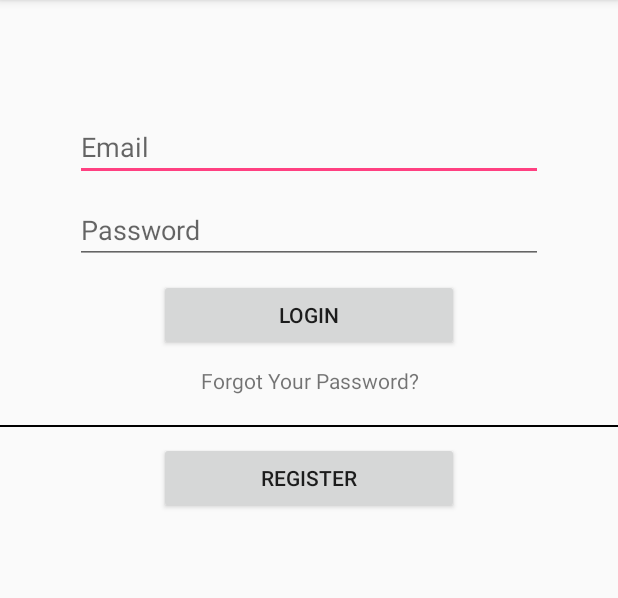
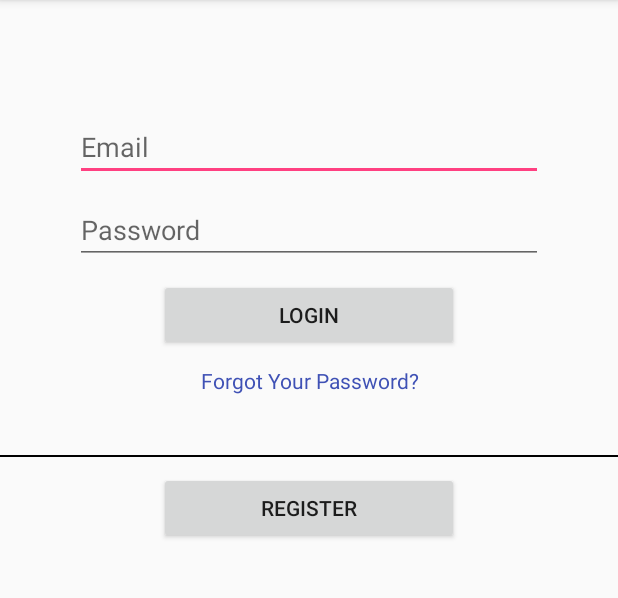
Before and after one commit to AnmolGrewal/Walking-School-Bus-App, an Android app: the screen it shows after launch (LoginActivity), on a phone screen of 412 x 824 dp, the part 84-682 px from its top. Run offline under Robolectric (Android 15) with nearby library versions, the phone set to English and light mode, and no system bars.

Commit message:
Wire Up Buttons/textViews/editText
finish wiring up all components to appropriate listeners etc.

```diff
--- a/app/src/main/java/com/cmpt276/project/walkinggroupapp/LoginActivity.java
+++ b/app/src/main/java/com/cmpt276/project/walkinggroupapp/LoginActivity.java
@@ -2,10 +2,13 @@ package com.cmpt276.project.walkinggroupapp;
 
 import android.support.v7.app.AppCompatActivity;
 import android.os.Bundle;
+import android.text.Editable;
+import android.text.TextWatcher;
 import android.view.View;
 import android.widget.Button;
 import android.widget.EditText;
 import android.widget.TextView;
+import android.widget.Toast;
 
 public class LoginActivity extends AppCompatActivity {
 
@@ -27,6 +30,11 @@ public class LoginActivity extends AppCompatActivity {
         RegisterViews();
     }
 
+
+
+
+
+
     private void RegisterViews() {
 
         mLoginButton = findViewById(R.id.gerry_Login_Button_login);
@@ -45,5 +53,60 @@ public class LoginActivity extends AppCompatActivity {
             }
         });
 
+        mForgotPasswordTextView = findViewById(R.id.gerry_ForgotPassword_TextView_login);
+        mForgotPasswordTextView.setOnClickListener(new View.OnClickListener() {
+            @Override
+            public void onClick(View v) {
+                //go to ForgotPassword Activity
+                Toast.makeText(LoginActivity.this,"click succes",Toast.LENGTH_SHORT).show();
+            }
+        });
+
+
+        mPasswordEditText = findViewById(R.id.gerry_Password_EditText_login);
+        mPasswordEditText.addTextChangedListener(new TextWatcher() {
+            @Override
+            public void beforeTextChanged(CharSequence s, int start, int count, int after) {
+
+            }
+
+            @Override
+            public void onTextChanged(CharSequence s, int start, int before, int count) {
+
+            }
+
+            @Override
+            public void afterTextChanged(Editable s) {
+
+                if(s.length() != 0) {
+
+                    mPassword = s.toString();
+                }
+
+            }
+        });
+
+        mEmailEditText = findViewById(R.id.gerry_Email_EditText_login);
+        mEmailEditText.addTextChangedListener(new TextWatcher() {
+            @Override
+            public void beforeTextChanged(CharSequence s, int start, int count, int after) {
+
+            }
+
+            @Override
+            public void onTextChanged(CharSequence s, int start, int before, int count) {
+
+            }
+
+            @Override
+            public void afterTextChanged(Editable s) {
+
+                if(s.length() != 0) {
+
+                    mEmail = s.toString();
+                }
+            }
+        });
+
     }
 }
--- /dev/null
+++ b/app/src/main/res/drawable/custom_text_color.xml
@@ -0,0 +1,7 @@
+<?xml version="1.0" encoding="utf-8"?>
+<selector xmlns:android="http://schemas.android.com/apk/res/android">
+    <item android:state_selected="true" android:color="#FFFFFF" />
+    <item android:state_pressed="true" android:color="#FFFFFF" />
+    <item android:state_focused="true" android:color="#FFFFFF" />
+    <item android:color="@color/colorPrimary" />
+</selector>
--- a/app/src/main/res/layout/activity_login.xml
+++ b/app/src/main/res/layout/activity_login.xml
@@ -71,13 +71,16 @@
                 android:text="@string/gerry_forgot_password_login"
                 android:layout_marginTop="10dp"
                 android:layout_marginBottom="10dp"
-                android:gravity="center"/>
+                android:gravity="center"
+                android:clickable="true"
+                android:focusable="true"
+                android:textColor="@drawable/custom_text_color"/>
 
             <View
                 android:layout_width="match_parent"
                 android:layout_height="1dp"
                 android:background="@android:color/black"
-                android:layout_marginTop="10dp"/>
+                android:layout_marginTop="30dp"/>
 
             <Button
                 android:id="@+id/gerry_Register_Button_login"
```
